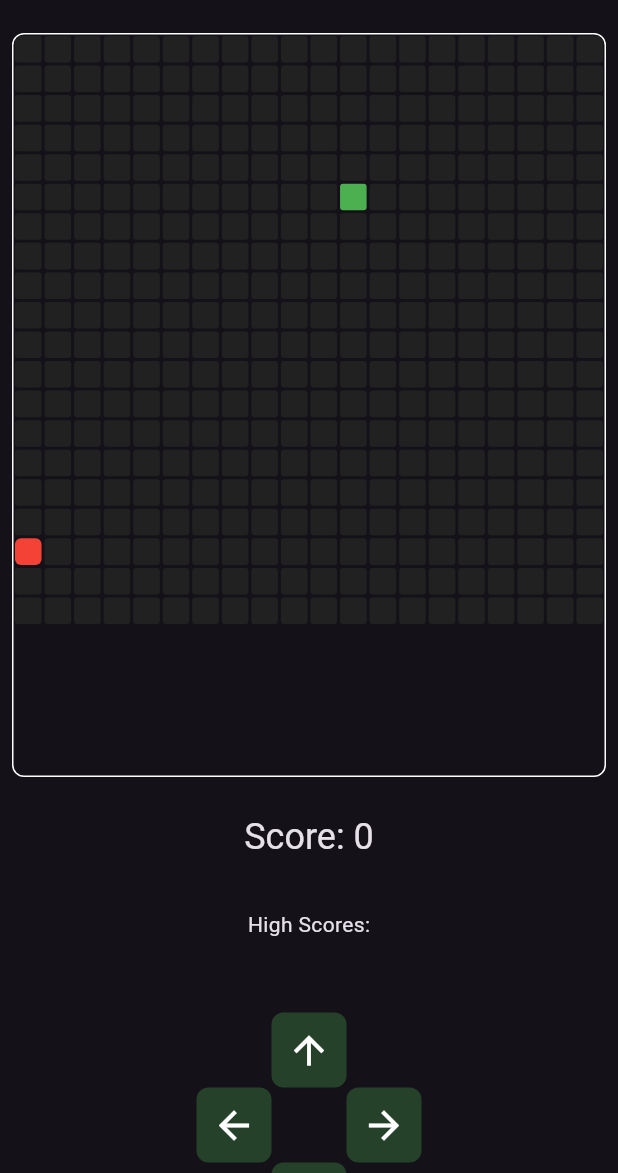
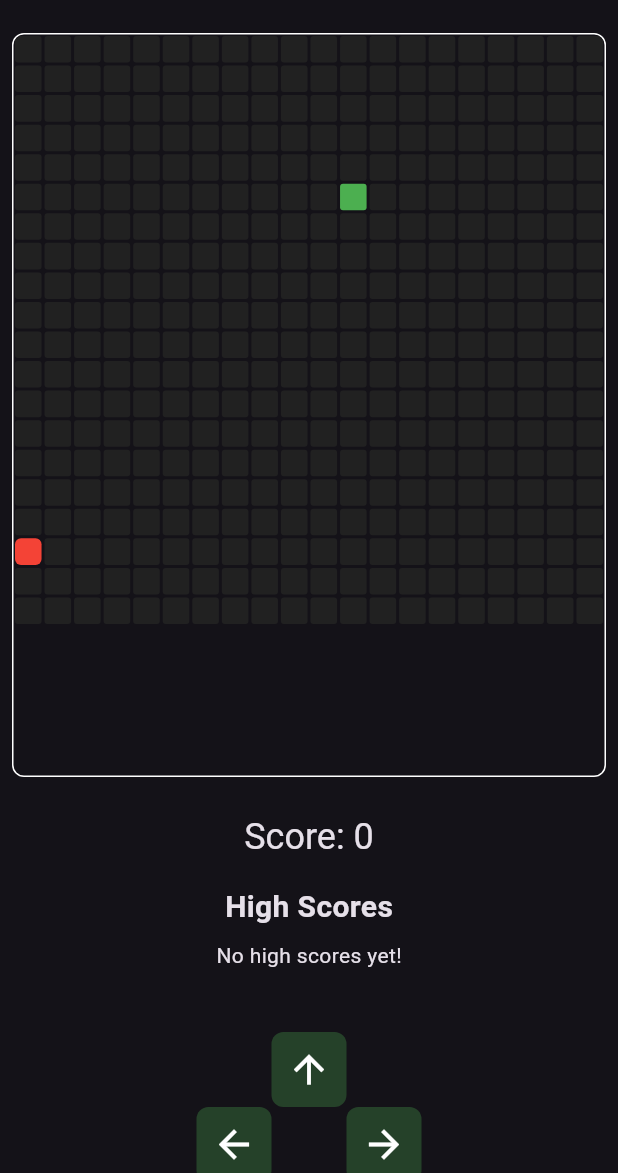
Before and after one commit to AntonioMotaDev/flutter-basic-snake-game, a Flutter app: the screen it shows after launch, after a tap on "Start Game", on a phone screen of 412 x 824 dp, the part 63-1236 px from its top. Run offline on Flutter 3.47's test engine with Material 3 defaults, Android fonts, the phone set to English and light mode, and no system bars; our stand-ins replace shared_preferences.

```diff
--- a/lib/models/game_state.dart
+++ b/lib/models/game_state.dart
@@ -24,17 +24,8 @@ class HighScore {
 
   HighScore(this.name, this.score);
 
-  Map<String, dynamic> toJson() => {
-        'name': name,
-        'score': score,
-      };
-
-  factory HighScore.fromJson(Map<String, dynamic> json) {
-    return HighScore(
-      json['name'] as String,
-      json['score'] as int,
-    );
-  }
+  @override
+  String toString() => '$name: $score';
 }
 
 class GameState extends ChangeNotifier {
@@ -148,21 +139,33 @@ class GameState extends ChangeNotifier {
   }
 
   Future<void> loadHighScores() async {
+    try {
       final prefs = await SharedPreferences.getInstance();
       final scoresJson = prefs.getStringList(highScoresKey) ?? [];
-    highScores = scoresJson
-        .map((json) => HighScore.fromJson(Map<String, dynamic>.from(
-            Map.fromEntries(json.split(',').map((entry) {
-              final parts = entry.split(':');
-              return MapEntry(
-                  parts[0].replaceAll('{', '').trim(),
-                  parts[1].replaceAll('}', '').trim());
-            })))))
-        .toList();
+      print('Loading high scores: $scoresJson');
+
+      highScores = scoresJson.map((scoreStr) {
+        final parts = scoreStr.split(':');
+        if (parts.length == 2) {
+          return HighScore(
+            parts[0],
+            int.parse(parts[1]),
+          );
+        }
+        return null;
+      }).whereType<HighScore>().toList();
+
+      print('Loaded high scores: ${highScores.map((s) => '${s.name}: ${s.score}').join(', ')}');
       notifyListeners();
+    } catch (e) {
+      print('Error loading high scores: $e');
+      highScores = [];
+      notifyListeners();
+    }
   }
 
   Future<void> saveHighScore(String playerName) async {
+    try {
       final newScore = HighScore(playerName, score);
       highScores.add(newScore);
       highScores.sort((a, b) => b.score.compareTo(a.score));
@@ -172,11 +175,15 @@ class GameState extends ChangeNotifier {
 
       final prefs = await SharedPreferences.getInstance();
       final scoresJson = highScores
-        .map((score) =>
-            '{name:${score.name},score:${score.score}}')
+          .map((score) => '${score.name}:${score.score}')
           .toList();
+
+      print('Saving high scores: $scoresJson');
       await prefs.setStringList(highScoresKey, scoresJson);
       notifyListeners();
+    } catch (e) {
+      print('Error saving high score: $e');
+    }
   }
 }
 
--- a/lib/widgets/score_board.dart
+++ b/lib/widgets/score_board.dart
@@ -12,6 +12,7 @@ class ScoreBoard extends StatelessWidget {
         return Padding(
           padding: const EdgeInsets.all(16.0),
           child: Column(
+            mainAxisSize: MainAxisSize.min,
             children: [
               Text(
                 'Score: ${gameState.score}',
@@ -19,20 +20,39 @@ class ScoreBoard extends StatelessWidget {
               ),
               const SizedBox(height: 16),
               if (gameState.isGameOver) ...[
-                const Text('Game Over!'),
+                const Text(
+                  'Game Over!',
+                  style: TextStyle(
+                    fontSize: 24,
+                    fontWeight: FontWeight.bold,
+                    color: Colors.red,
+                  ),
+                ),
                 const SizedBox(height: 8),
                 ElevatedButton(
                   onPressed: () => _showNameDialog(context),
                   child: const Text('Save Score'),
                 ),
+                const SizedBox(height: 16),
               ],
-              const SizedBox(height: 16),
-              const Text('High Scores:'),
+              const Text(
+                'High Scores',
+                style: TextStyle(
+                  fontSize: 20,
+                  fontWeight: FontWeight.bold,
+                ),
+              ),
               const SizedBox(height: 8),
-              ...gameState.highScores.map((score) => Padding(
-                    padding: const EdgeInsets.symmetric(vertical: 2),
-                    child: Text('${score.name}: ${score.score}'),
-                  )),
+              if (gameState.highScores.isEmpty)
+                const Text('No high scores yet!')
+              else
+                ...gameState.highScores.map((score) => Padding(
+                      padding: const EdgeInsets.symmetric(vertical: 2),
+                      child: Text(
+                        '${score.name}: ${score.score}',
+                        style: const TextStyle(fontSize: 16),
+                      ),
+                    )),
             ],
           ),
         );
@@ -51,8 +71,16 @@ class ScoreBoard extends StatelessWidget {
           controller: controller,
           decoration: const InputDecoration(
             hintText: 'Enter your name',
+            border: OutlineInputBorder(),
           ),
           autofocus: true,
+          textCapitalization: TextCapitalization.words,
+          onSubmitted: (value) {
+            if (value.isNotEmpty) {
+              context.read<GameState>().saveHighScore(value);
+              Navigator.of(context).pop();
+            }
+          },
         ),
         actions: [
           TextButton(
```
Also changed, not shown: 2 other files. Lines whose indentation alone changed are shown as unchanged.
